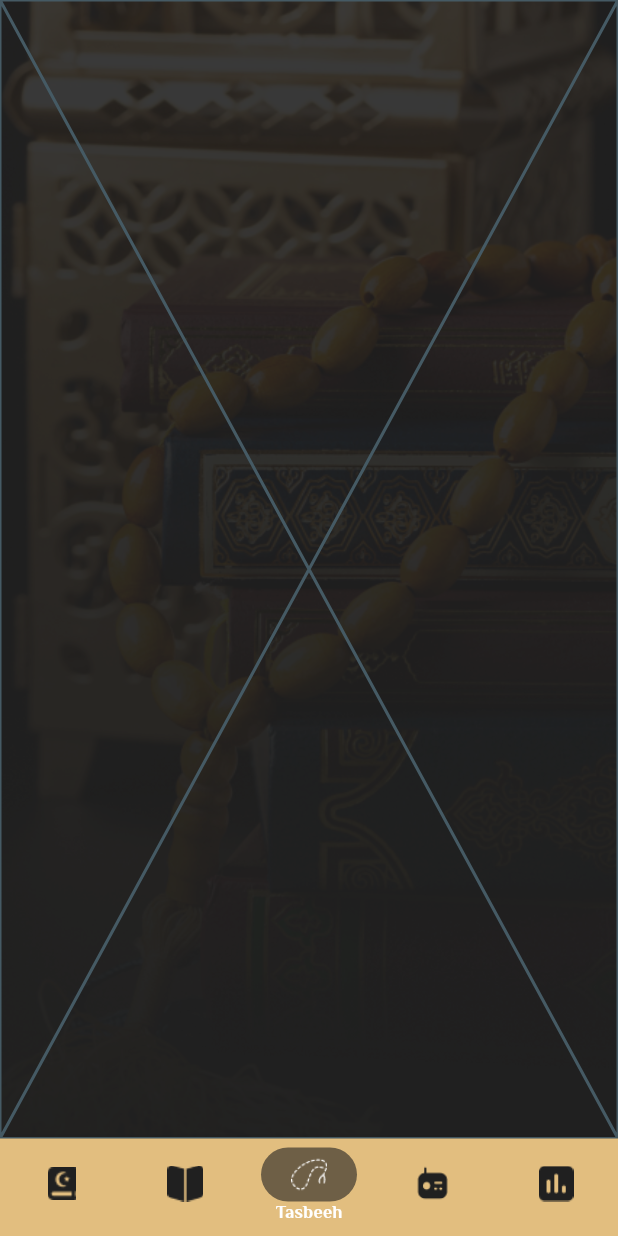
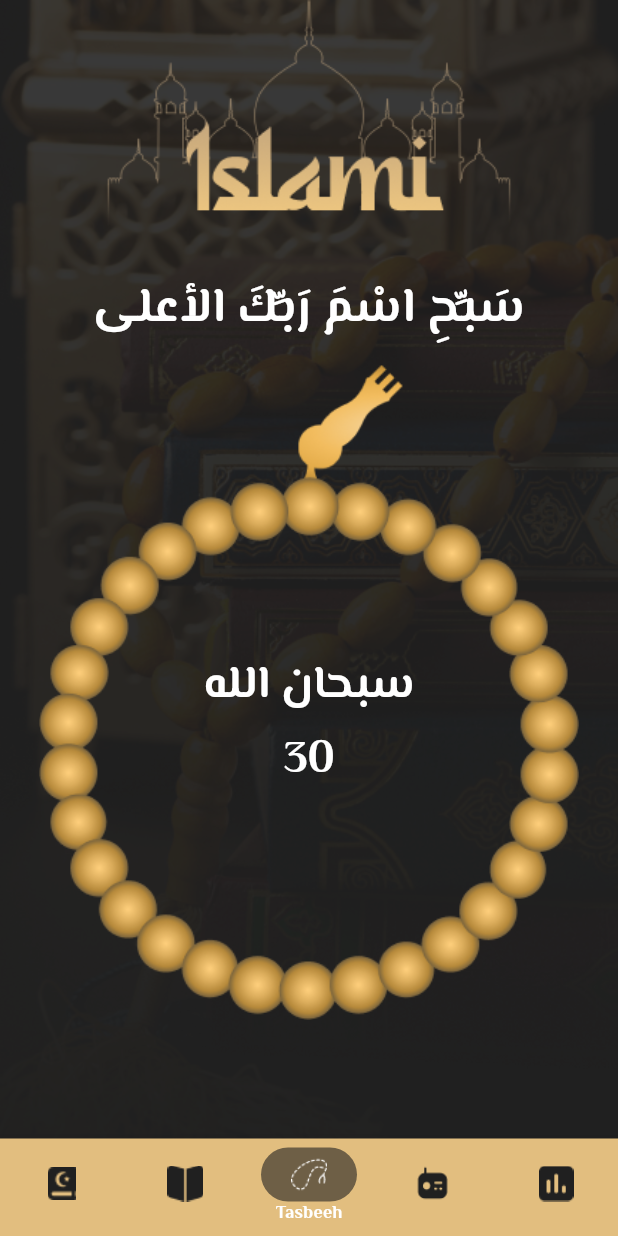
Before and after one commit to MariamAsharf/Islami, a Flutter app: the HomeScreen screen opened by its route, item 3 of the bottom bar chosen, on a phone screen of 412 x 824 dp. Run offline on Flutter 3.47's test engine with Material 3 defaults, Android fonts, the light colour scheme and no system bars; our stand-ins replace carousel_slider, google_fonts, introduction_screen, shared_preferences; accounts and stored records are empty; statements that could not run were skipped.

Commit message:
sebha ui DONE

```diff
--- a/lib/home/tabs/sebha_tab.dart
+++ /dev/null
@@ -1,10 +0,0 @@
-import 'package:flutter/material.dart';
-
-class SebhaTab extends StatelessWidget {
-  const SebhaTab({super.key});
-
-  @override
-  Widget build(BuildContext context) {
-    return const Placeholder();
-  }
-}
--- /dev/null
+++ b/lib/home/tabs/sebha_tab/sebha_tab.dart
@@ -0,0 +1,74 @@
+import 'package:flutter/material.dart';
+import 'package:islami_app/my_theme/my_theme.dart';
+
+class SebhaTab extends StatelessWidget {
+  const SebhaTab({super.key});
+
+  @override
+  Widget build(BuildContext context) {
+    return Padding(
+      padding: const EdgeInsets.symmetric(horizontal: 26),
+      child: Column(
+        mainAxisAlignment: MainAxisAlignment.start,
+        crossAxisAlignment: CrossAxisAlignment.stretch,
+        children: [
+          const Image(
+            image: AssetImage("assets/images/onboarding_header.png"),
+            width: 291,
+            height: 170,
+          ),
+          SizedBox(height: 16),
+          Text(
+            "سَبِّحِ اسْمَ رَبِّكَ الأعلى ",
+            textAlign: TextAlign.center,
+            style: Theme.of(context)
+                .textTheme
+                .titleLarge
+                ?.copyWith(color: MYTheme.thirdColor, fontSize: 32),
+          ),
+          SizedBox(height: 16),
+          Container(
+            child: Stack(
+              alignment: Alignment.center,
+              children: [
+                Image(
+                  image: AssetImage("assets/images/Sebha_round.png"),
+                ),
+                Padding(
+                  padding: const EdgeInsets.symmetric(horizontal: 16),
+                  child: GestureDetector(
+                    onTap: (){
+
+                    },
+                    child: Column(
+                      children: [
+                        SizedBox(height: 42),
+                        Text(
+                          "سبحان الله ",
+                          textAlign: TextAlign.center,
+                          style: Theme.of(context)
+                              .textTheme
+                              .titleLarge
+                              ?.copyWith(color: MYTheme.thirdColor, fontSize: 30),
+                        ),
+                        SizedBox(height: 12),
+                        Text(
+                          "30",
+                          textAlign: TextAlign.center,
+                          style: Theme.of(context)
+                              .textTheme
+                              .titleLarge
+                              ?.copyWith(color: MYTheme.thirdColor, fontSize: 30),
+                        ),
+                      ],
+                    ),
+                  ),
+                )
+              ],
+            ),
+          ),
+        ],
+      ),
+    );
+  }
+}
--- a/lib/home_screen.dart
+++ b/lib/home_screen.dart
@@ -1,10 +1,10 @@
 import 'package:flutter/material.dart';
 import 'package:google_fonts/google_fonts.dart';
 import 'package:islami_app/home/tabs/ahadeth_tab/ahadeth_tab.dart';
-import 'package:islami_app/home/tabs/dates_tab.dart';
+import 'package:islami_app/home/tabs/dates_tab/dates_tab.dart';
 import 'package:islami_app/home/tabs/quran_tab/quran_tab.dart';
-import 'package:islami_app/home/tabs/radio_tab.dart';
-import 'package:islami_app/home/tabs/sebha_tab.dart';
+import 'package:islami_app/home/tabs/radio_tab/radio_tab.dart';
+import 'package:islami_app/home/tabs/sebha_tab/sebha_tab.dart';
 
 class HomeScreen extends StatefulWidget {
   const HomeScreen({super.key});
```
Also changed, not shown: assets/images/2.0x/Sebha_round@2x.png (added), assets/images/3.0x/Sebha_round@3x.png (added), assets/images/Sebha_round.png (added).
